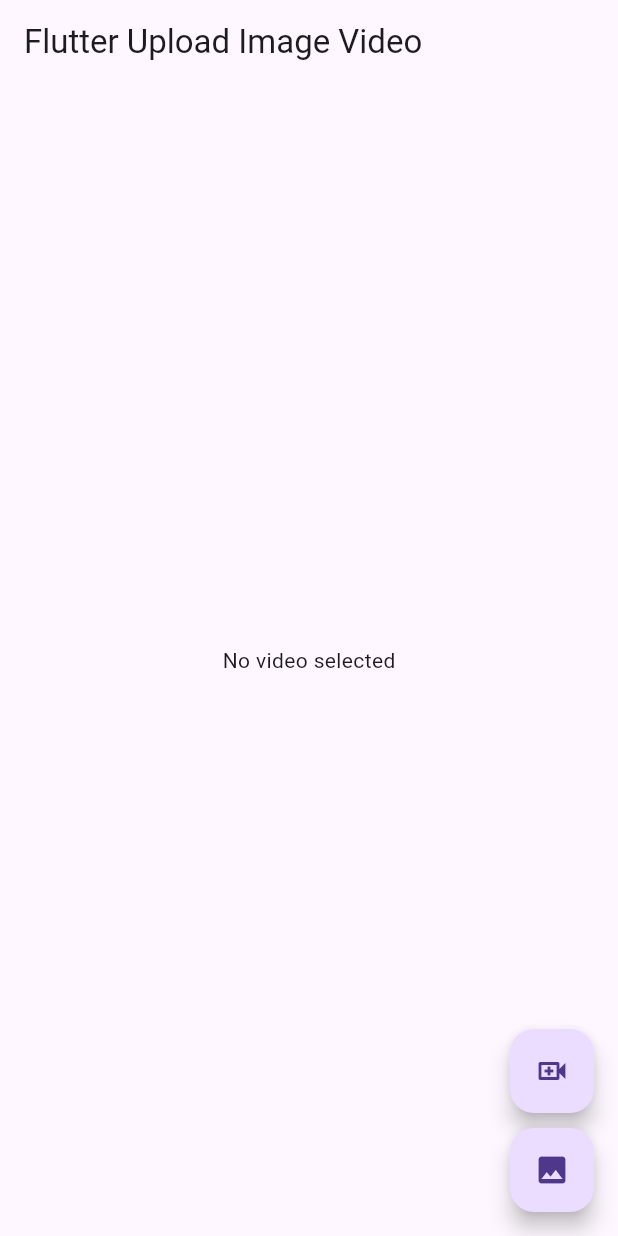
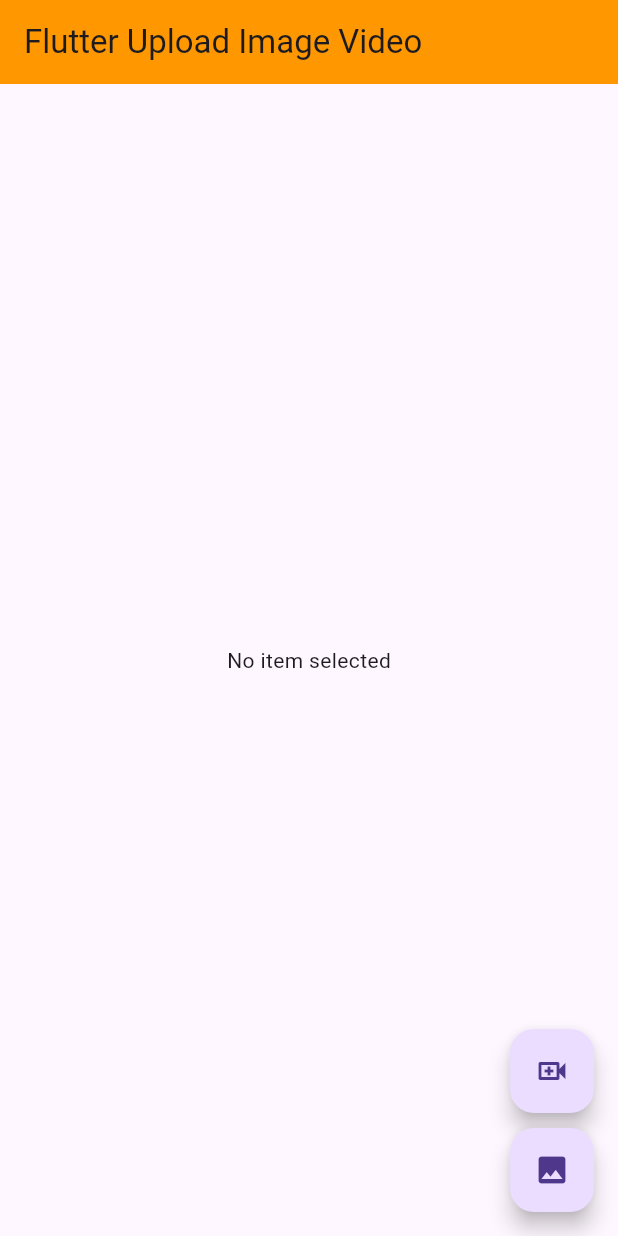
Before and after one commit to SanwarJW/flutter_file_upload_image_video, a Flutter app: the screen it shows after launch, after a tap on the "video call" icon, on a phone screen of 412 x 824 dp. Run offline on Flutter 3.47's test engine with Material 3 defaults, Android fonts, the phone set to English and light mode, and no system bars; our stand-ins replace cloud_firestore, firebase_core, firebase_storage, image_picker, video_player; accounts and stored records are empty; network calls fail.

Commit message:
completed image and video upload

```diff
--- /dev/null
+++ b/lib/Presentation_layer/home_page.dart
@@ -0,0 +1,108 @@
+import 'dart:io';
+
+import 'package:flutter/material.dart';
+import 'package:flutter_file_upload_image_video/utils.dart';
+import 'package:flutter_file_upload_image_video/widget/image_widget.dart';
+import 'package:flutter_file_upload_image_video/widget/video_widget.dart';
+import 'package:video_player/video_player.dart';
+
+class HomePage extends StatefulWidget {
+  const HomePage({super.key});
+
+  @override
+  State<HomePage> createState() => _HomePageState();
+}
+
+class _HomePageState extends State<HomePage> {
+  bool imageOrVideo = true;
+  String? videoPath;
+  String? imagePath;
+  VideoPlayerController? videoPlayerController;
+  File? imageFile;
+  String? downloadUrl;
+
+  @override
+  void dispose() {
+    videoPlayerController!.dispose();
+    super.dispose();
+  }
+
+  void videoPicker() async {
+    videoPath = await pickVideo();
+    videoPlayerController = VideoPlayerController.file(File(videoPath!))
+      ..initialize().then(
+        (value) {
+          setState(() {
+            videoPlayerController;
+          });
+        },
+      );
+  }
+
+  imagePicker() async {
+    imagePath = await pickImage();
+    setState(() {
+      if (imagePath != null) {
+        imageFile = File(imagePath!);
+      }
+    });
+  }
+
+  @override
+  Widget build(BuildContext context) {
+    return Scaffold(
+        appBar: AppBar(
+          title: const Text('Flutter Upload Image Video'),
+          backgroundColor: Colors.orange,
+        ),
+        body: imageOrVideoSelected(),
+        floatingActionButton: selectFloatingActionButton());
+  }
+
+  Widget imageOrVideoSelected() {
+    return imageOrVideo
+        ? videoPath != null
+            ? Center(
+                child: VideoPreviewWidget(
+                    downloadUrl: downloadUrl,
+                    videoPath: videoPath,
+                    videoPlayerController: videoPlayerController!))
+            : const Center(
+                child: Text('No item selected'),
+              )
+        : imagePath != null
+            ? Center(
+                child: ImagePreviewWidget(
+                  imagePath: imagePath,
+                  imageFile: imageFile!,
+                ),
+              )
+            : const Center(
+                child: Text('No item selected'),
+              );
+  }
+
+  Widget selectFloatingActionButton() {
+    return Column(
+      mainAxisAlignment: MainAxisAlignment.end,
+      children: [
+        FloatingActionButton(
+          onPressed: () {
+            imageOrVideo = true;
+            videoPicker();
+          },
+          //add video icon
+          child: const Icon(Icons.video_call_outlined),
+        ),
+        const SizedBox(height: 10),
+        FloatingActionButton(
+          onPressed: () {
+            imageOrVideo = false;
+            imagePicker();
+          },
+          child: const Icon(Icons.image),
+        )
+      ],
+    );
+  }
+}
--- a/lib/home_page.dart
+++ /dev/null
@@ -1,151 +0,0 @@
-import 'dart:io';
-
-import 'package:flutter/material.dart';
-import 'package:flutter_file_upload_image_video/store_data.dart';
-import 'package:flutter_file_upload_image_video/utils.dart';
-import 'package:video_player/video_player.dart';
-
-class HomePage extends StatefulWidget {
-  const HomePage({super.key});
-
-  @override
-  State<HomePage> createState() => _HomePageState();
-}
-
-class _HomePageState extends State<HomePage> {
-  bool imageOrVideo = true;
-  String? videoPath;
-  String? imagePath;
-  VideoPlayerController? videoPlayerController;
-  File? imageFile;
-
-  String? downloadUrl;
-
-  @override
-  void dispose() {
-    videoPlayerController!.dispose();
-    super.dispose();
-  }
-
-  @override
-  Widget build(BuildContext context) {
-    return Scaffold(
-      appBar: AppBar(
-        title: const Text('Flutter Upload Image Video'),
-      ),
-      body: imageOrVideo
-          ? videoPath != null
-              ? Center(child: videoPreview())
-              : const Center(
-                  child: Text('No video selected'),
-                )
-          : imagePath != null
-              ? Center(
-                  child: Image.file(imageFile!),
-                )
-              : const Center(
-                  child: Text('No image selected'),
-                ),
-      floatingActionButton: Column(
-        mainAxisAlignment: MainAxisAlignment.end,
-        children: [
-          FloatingActionButton(
-            onPressed: () {
-              imageOrVideo = true;
-              videoPicker();
-            },
-            //add video icon
-            child: const Icon(Icons.video_call_outlined),
-          ),
-          const SizedBox(height: 10),
-          FloatingActionButton(
-            onPressed: () {
-              imageOrVideo = false;
-              imagePicker();
-            },
-            child: const Icon(Icons.image),
-          )
-        ],
-      ),
-    );
-  }
-
-  videoPicker() async {
-    videoPath = await pickVideo();
-    initializeVideoPlayer();
-  }
-
-  imagePicker() async {
-    imagePath = await pickImage();
-    setState(() {
-      if (imagePath != null) {
-        imageFile = File(imagePath!);
-      }
-    });
-  }
-
-  initializeVideoPlayer() {
-    videoPlayerController = VideoPlayerController.file(File(videoPath!))
-      ..initialize().then((value) {
-        setState(() {
-          videoPlayerController!.play();
-        });
-      });
-  }
-
-  initializeImage() {
-    videoPlayerController = VideoPlayerController.file(File(imagePath!))
-      ..initialize().then((value) {
-        setState(() {
-          videoPlayerController!.play();
-        });
-      });
-  }
-
-  uploadVideo() async {
-    downloadUrl = await StoreData().uploadFile(videoPath!);
-    await StoreData().saveVideo(downloadUrl!);
-    setState(() {
-      videoPath = null;
-    });
-  }
-
-  Widget videoPreview() {
-    return Container(
-      child: videoPlayerController!.value.isInitialized
-          ? Column(
-              children: [
-                AspectRatio(
-                  aspectRatio: videoPlayerController!.value.aspectRatio,
-                  child: VideoPlayer(videoPlayerController!),
-                ),
-                Row(
-                  mainAxisAlignment: MainAxisAlignment.center,
-                  children: [
-                    ElevatedButton(
-                      onPressed: () {
-                        setState(() {
-                          videoPlayerController!.value.isPlaying
-                              ? videoPlayerController!.pause()
-                              : videoPlayerController!.play();
-                        });
-                      },
-                      //play and pause icon
-                      child: videoPlayerController!.value.isPlaying
-                          ? const Icon(Icons.pause)
-                          : const Icon(Icons.play_arrow),
-                    ),
-                    ElevatedButton(
-                      onPressed: () {
-                        uploadVideo();
-                      },
-                      child: const Icon(Icons.cloud_upload_outlined),
-                    ),
-                  ],
-                ),
-              ],
-            )
-          : const Center(child: CircularProgressIndicator()),
-    );
-  }
-}
--- a/lib/main.dart
+++ b/lib/main.dart
@@ -1,7 +1,7 @@
 import 'package:firebase_core/firebase_core.dart';
 import 'package:flutter/material.dart';
+import 'package:flutter_file_upload_image_video/Presentation_layer/home_page.dart';
 import 'package:flutter_file_upload_image_video/firebase_options.dart';
-import 'package:flutter_file_upload_image_video/home_page.dart';
 
 Future<void> main() async {
   WidgetsFlutterBinding.ensureInitialized();
```
Also changed, not shown: lib/store_data.dart (+15 -0 lines), lib/widget/image_widget.dart (added, +53 -0 lines), lib/widget/video_widget.dart (added, +73 -0 lines).
